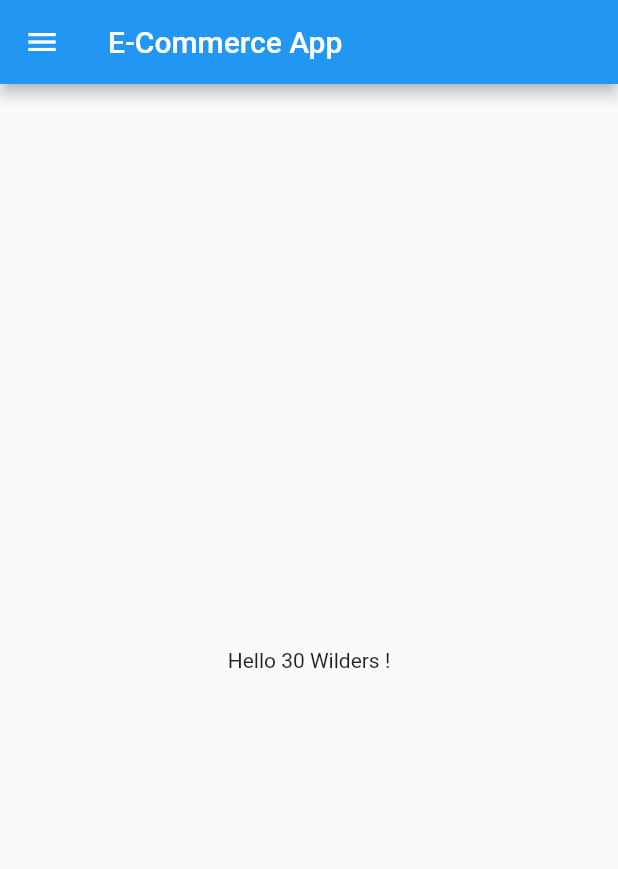
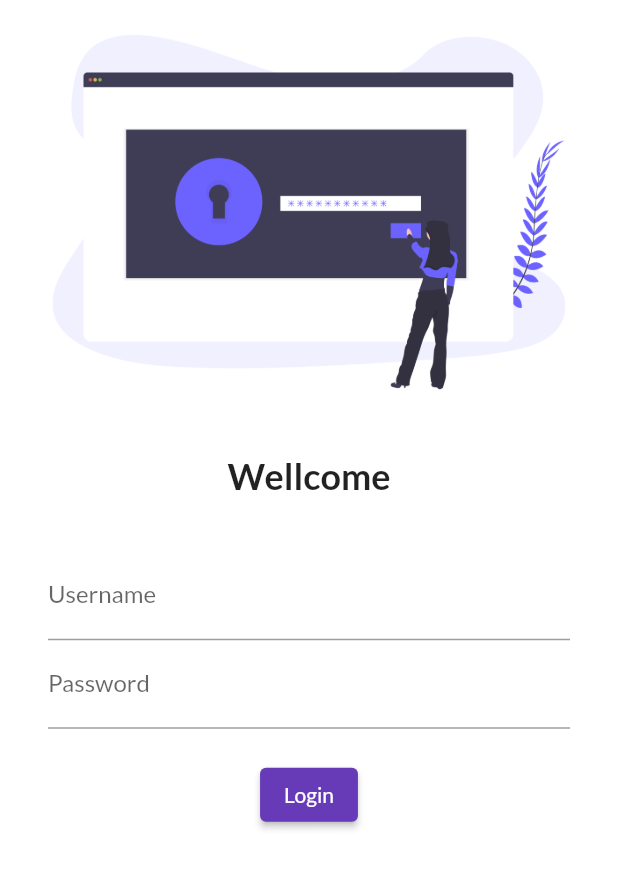
Before and after one commit to Emmanuel-tuyisenge/Flutter_E-Commerce, a Flutter app: the screen it shows after launch, on a phone screen of 412 x 824 dp. Shown: the top 869 px of the screen. Run offline on Flutter 3.47's test engine with Material 2 defaults, Android fonts, the phone set to English and light mode, and no system bars; our stand-ins replace google_fonts.

Commit message:
Create Login_Page

```diff
--- a/lib/main.dart
+++ b/lib/main.dart
@@ -1,19 +1,32 @@
 import 'package:flutter/material.dart';
-import 'package:flutter_ecommerce/home_page.dart';
+import 'package:google_fonts/google_fonts.dart';
+import 'pages/login_page.dart';
+import 'pages/home_page.dart';
 
 void main() {
   runApp(MyApp());
 }
 
 class MyApp extends StatelessWidget {
-  //const MyApp({Key key}) : super(key: key)
-
   @override
   Widget build(BuildContext context) {
-
     return MaterialApp(
-      home: HomePage(),
-
+      //home: HomePage(),
+      themeMode: ThemeMode.light,
+      theme: ThemeData(
+        primarySwatch: Colors.deepPurple,
+        fontFamily: GoogleFonts.lato().fontFamily,
+        //primaryTextTheme: GoogleFonts.latoTextTheme(),
+      ),
+      darkTheme: ThemeData(
+        brightness: Brightness.dark,
+      ),
+      initialRoute: "/",
+      routes: {
+        "/": (context) => LoginPage(),
+        "/home": (context) => HomePage(),
+        //"/login": (context) => LoginPage()
+      },
     );
   }
 }
--- /dev/null
+++ b/lib/pages/login_page.dart
@@ -0,0 +1,64 @@
+import 'package:flutter/material.dart';
+
+class LoginPage extends StatelessWidget {
+  @override
+  Widget build(BuildContext context) {
+    return Material(
+      color: Colors.white,
+      child: Column(
+        children: [
+          Image.asset(
+            "assets/images/login_image.png",
+            fit: BoxFit.cover,
+          ),
+          SizedBox(
+            height: 20.0,
+          ),
+          Text(
+            "Wellcome",
+            style: TextStyle(
+              fontSize: 24,
+              //color: Colors.blue,
+              fontWeight: FontWeight.bold,
+            ),
+            //textScaleFactor: 3.0,
+          ),
+          SizedBox(
+            height: 20.0,
+          ),
+          Padding(
+            padding:
+                const EdgeInsets.symmetric(vertical: 16.0, horizontal: 32.0),
+            child: Column(
+              children: [
+                TextFormField(
+                  decoration: InputDecoration(
+                    hintText: "Enter username",
+                    labelText: "Username",
+                  ),
+                ),
+                TextFormField(
+                  obscureText: true,
+                  decoration: InputDecoration(
+                    hintText: "Enter password",
+                    labelText: "Password",
+                  ),
+                ),
+                SizedBox(
+                  height: 20.0,
+                ),
+                ElevatedButton(
+                  onPressed: () {
+                    print("Hi Wilders");
+                  },
+                  child: Text("Login"),
+                  style: TextButton.styleFrom(),
+                ),
+              ],
+            ),
+          )
+        ],
+      ),
+    );
+  }
+}
--- a/pubspec.yaml
+++ b/pubspec.yaml
@@ -28,6 +28,7 @@ dependencies:
   # The following adds the Cupertino Icons font to your application.
   # Use with the CupertinoIcons class for iOS style icons.
   cupertino_icons: ^1.0.2
+  google_fonts: ^2.1.0
 
 dev_dependencies:
   flutter_test:
@@ -45,8 +46,8 @@ flutter:
   uses-material-design: true
 
   # To add assets to your application, add an assets section, like this:
-  # assets:
-  #   - images/a_dot_burr.jpeg
+  assets:
+    - assets/images/
   #   - images/a_dot_ham.jpeg
 
   # An image asset can refer to one or more resolution-specific "variants", see
```
Also changed, not shown: assets/images/login_image.png (added), lib/pages/home_page.dart (renamed from lib/home_page.dart), pubspec.lock, 7 other files.
